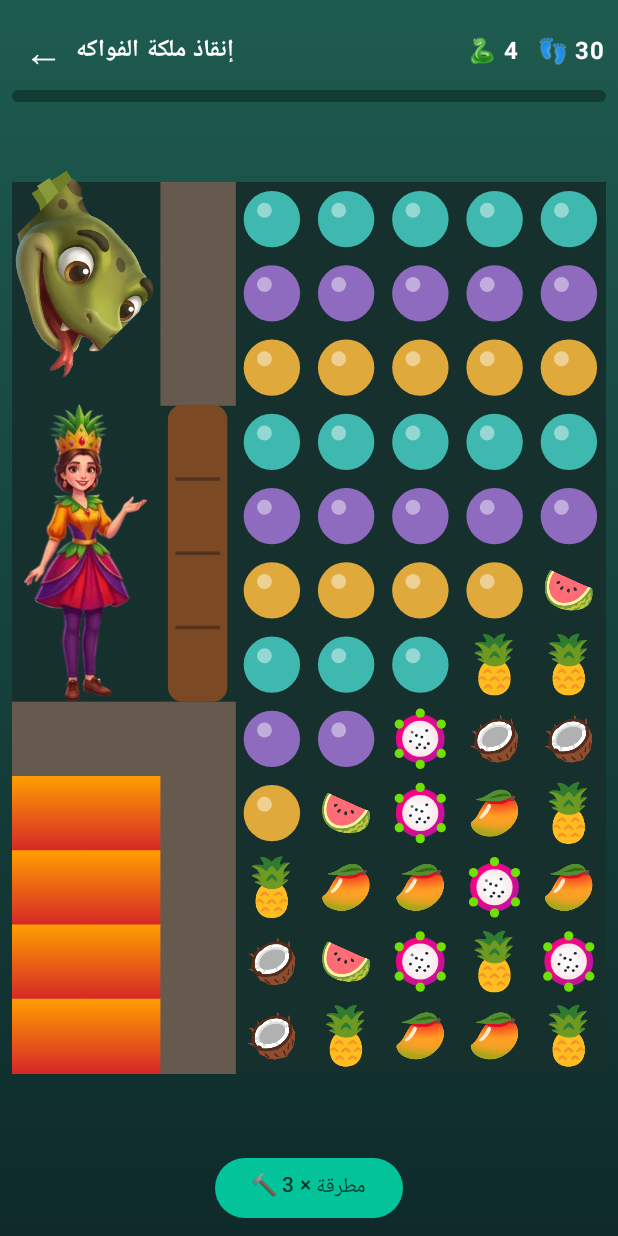
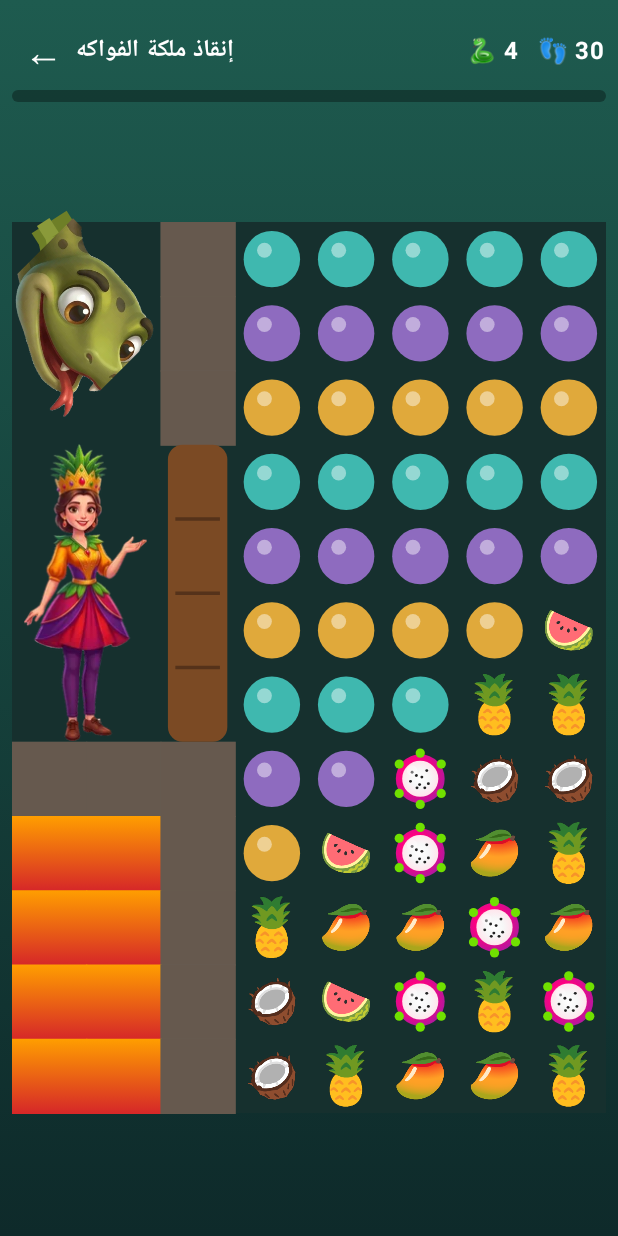
Before and after one commit to mohamedelghazawy-ctrl/tropical-fruits-kingdom, an Android app built with Jetpack Compose: the composable RescueScreen called with empty values, on a phone screen of 412 x 824 dp. Run offline under Robolectric (Android 15) with nearby library versions, the phone set to English and light mode, and no system bars; 1 statement that could not run was skipped.

Commit message:
no hammer in rescue

```diff
--- a/app/src/main/java/com/example/rescue/RescueViewModel.kt
+++ b/app/src/main/java/com/example/rescue/RescueViewModel.kt
@@ -51,7 +51,7 @@ class RescueViewModel(application: Application) : AndroidViewModel(application)
     var pose by mutableStateOf(QueenPose.IDLE); private set
     var busy by mutableStateOf(false); private set
     var hammerMode by mutableStateOf(false); private set
-    var hammers by mutableIntStateOf(3); private set
+    var hammers by mutableIntStateOf(0); private set
     var hammerCount = 0
 
     // الجائزة بعد الفوز (إعصار ثم مطرقة بالتناوب) وإعلان الإنقاذ بعد الخسارة
@@ -80,7 +80,7 @@ class RescueViewModel(application: Application) : AndroidViewModel(application)
         poseJob?.cancel(); idleJob?.cancel()
         state = RescueEngine.newState(RescueLevel.get(id))
         animFrom.clear(); ghosts = emptyList()
-        status = RescueStatus.PLAYING; stars = 0; busy = false; hammerMode = false; hammers = 3
+        status = RescueStatus.PLAYING; stars = 0; busy = false; hammerMode = false; hammers = 0
         snakeVis = 0f; trunkAngle = 0f; trunkFalling = false; queenDx = 0f; queenDy = 0f; selected = null
         reward = null; rewardDoubled = false; revived = false
         pose = QueenPose.IDLE; animT = 1f; version++
--- a/app/src/main/java/com/example/ui/screens/RescueScreen.kt
+++ b/app/src/main/java/com/example/ui/screens/RescueScreen.kt
@@ -175,11 +175,7 @@ fun RescueScreen(
             }
         }
 
-        Row(Modifier.fillMaxWidth().padding(top = 6.dp), horizontalArrangement = Arrangement.Center) {
-            Button(onClick = { vm.toggleHammer() }, enabled = vm.hammers > 0 && !vm.busy) {
-                Text(if (vm.hammerMode) "🔨 اختر خلية" else "🔨 مطرقة × ${vm.hammers}")
-            }
-        }
+        // لا أدوات مساعدة في مستويات إنقاذ الملكة (تحدٍّ خاص)
     }
 
     if (vm.status != RescueStatus.PLAYING) {
```
